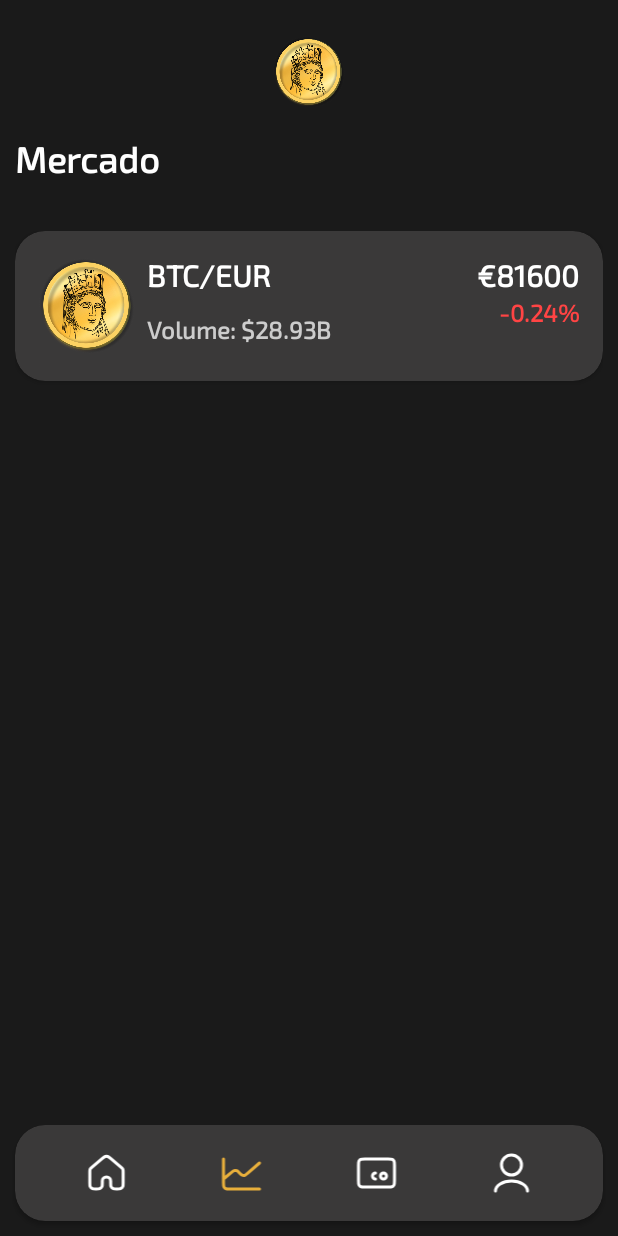
After one commit to Tyche-App-Development/Tyche-App, an Android app: the CoinCardFragment screen opened directly, with no data from a screen before it, on a phone screen of 412 x 824 dp. The commit adds this screen. Run offline under Robolectric (Android 15) with nearby library versions, the phone set to English and light mode, and no system bars.

Commit message:
small nav menu correction, coin card fragment creation, market coin list page created

```diff
--- /dev/null
+++ b/app/src/main/java/com/example/tyche/CoinCardFragment.kt
@@ -0,0 +1,59 @@
+package com.example.tyche
+
+import android.os.Bundle
+import androidx.fragment.app.Fragment
+import android.view.LayoutInflater
+import android.view.View
+import android.view.ViewGroup
+
+// TODO: Rename parameter arguments, choose names that match
+// the fragment initialization parameters, e.g. ARG_ITEM_NUMBER
+private const val ARG_PARAM1 = "param1"
+private const val ARG_PARAM2 = "param2"
+
+/**
+ * A simple [Fragment] subclass.
+ * Use the [CoinCardFragment.newInstance] factory method to
+ * create an instance of this fragment.
+ */
+class CoinCardFragment : Fragment() {
+    // TODO: Rename and change types of parameters
+    private var param1: String? = null
+    private var param2: String? = null
+
+    override fun onCreate(savedInstanceState: Bundle?) {
+        super.onCreate(savedInstanceState)
+        arguments?.let {
+            param1 = it.getString(ARG_PARAM1)
+            param2 = it.getString(ARG_PARAM2)
+        }
+    }
+
+    override fun onCreateView(
+        inflater: LayoutInflater, container: ViewGroup?,
+        savedInstanceState: Bundle?
+    ): View? {
+        // Inflate the layout for this fragment
+        return inflater.inflate(R.layout.fragment_coin_card, container, false)
+    }
+
+    companion object {
+        /**
+         * Use this factory method to create a new instance of
+         * this fragment using the provided parameters.
+         *
+         * @param param1 Parameter 1.
+         * @param param2 Parameter 2.
+         * @return A new instance of fragment CoinCardFragment.
+         */
+        // TODO: Rename and change types and number of parameters
+        @JvmStatic
+        fun newInstance(param1: String, param2: String) =
+            CoinCardFragment().apply {
+                arguments = Bundle().apply {
+                    putString(ARG_PARAM1, param1)
+                    putString(ARG_PARAM2, param2)
+                }
+            }
+    }
+}
--- /dev/null
+++ b/app/src/main/java/com/example/tyche/CoinMarketActivity.kt
@@ -0,0 +1,31 @@
+package com.example.tyche
+
+import android.os.Bundle
+import androidx.activity.enableEdgeToEdge
+import androidx.appcompat.app.AppCompatActivity
+import androidx.core.view.ViewCompat
+import androidx.core.view.WindowInsetsCompat
+
+class CoinMarketActivity : AppCompatActivity() {
+    override fun onCreate(savedInstanceState: Bundle?) {
+        super.onCreate(savedInstanceState)
+        enableEdgeToEdge()
+        setContentView(R.layout.activity_coin_market)
+        ViewCompat.setOnApplyWindowInsetsListener(findViewById(R.id.main)) { v, insets ->
+            val systemBars = insets.getInsets(WindowInsetsCompat.Type.systemBars())
+            v.setPadding(systemBars.left, systemBars.top, systemBars.right, systemBars.bottom)
+            insets
+        }
+
+        val coinCardFragment = CoinCardFragment()
+        val navFragment = NavMenuFragment()
+        val bundle = Bundle()
+        bundle.putString("selected_button", "coin_list")
+        navFragment.arguments = bundle
+
+        supportFragmentManager.beginTransaction()
+            .replace(R.id.navigation, navFragment)
+            .replace(R.id.coin_card, coinCardFragment)
+            .commit()
+    }
+}
--- a/app/src/main/java/com/example/tyche/MainActivity.kt
+++ b/app/src/main/java/com/example/tyche/MainActivity.kt
@@ -30,6 +30,7 @@ class MainActivity : AppCompatActivity() {
 
 
         val navFragment = NavMenuFragment()
+        val coinCardFragment = CoinCardFragment()
         val bundle = Bundle()
         bundle.putString("selected_button", "home")
         navFragment.arguments = bundle
@@ -52,10 +53,9 @@ class MainActivity : AppCompatActivity() {
             }
         })
 
-
-
         supportFragmentManager.beginTransaction()
             .replace(R.id.navigation, navFragment)
+            .replace(R.id.coin_card, coinCardFragment)
             .commit()
     }
 }
--- a/app/src/main/java/com/example/tyche/NavMenuFragment.kt
+++ b/app/src/main/java/com/example/tyche/NavMenuFragment.kt
@@ -80,7 +80,7 @@ class NavMenuFragment : Fragment() {
             startActivity(intent)
         }
         coinListButton.setOnClickListener {
-            val intent = Intent(requireContext(), MainActivity::class.java)
+            val intent = Intent(requireContext(), CoinMarketActivity::class.java)
             startActivity(intent)
         }
         walletButton.setOnClickListener {
--- a/app/src/main/java/com/example/tyche/api/ServiceBuilder.kt
+++ b/app/src/main/java/com/example/tyche/api/ServiceBuilder.kt
@@ -4,7 +4,7 @@ import retrofit2.Retrofit
 import retrofit2.converter.gson.GsonConverterFactory
 
 object ServiceBuilder {
-    private const val BASE_URL = "http://192.168.0.135:3001/api/auth/"
+    private const val BASE_URL = "http://192.168.1.13:3001/api/auth/"
 
     private val retrofit = Retrofit.Builder()
         .baseUrl(BASE_URL)
--- /dev/null
+++ b/app/src/main/res/layout/activity_coin_market.xml
@@ -0,0 +1,58 @@
+<RelativeLayout xmlns:android="http://schemas.android.com/apk/res/android"
+    xmlns:app="http://schemas.android.com/apk/res-auto"
+    android:id="@+id/main"
+    android:layout_width="match_parent"
+    android:layout_height="match_parent"
+    android:background="#1A1A1A">
+
+    <!-- Top Logo -->
+    <ImageView
+        android:id="@+id/logoImage"
+        android:layout_width="48dp"
+        android:layout_height="48dp"
+        android:layout_centerHorizontal="true"
+        android:src="@drawable/logo"
+        android:layout_marginTop="24dp"/>
+
+    <TextView
+        android:layout_width="match_parent"
+        android:layout_height="wrap_content"
+        android:fontFamily="@font/exo_2"
+        android:text="Mercado"
+        android:textColor="@android:color/white"
+        android:textSize="24sp"
+        android:textStyle="bold"
+        android:layout_below="@+id/logoImage"
+        android:paddingHorizontal="10dp"
+        android:layout_marginTop="18dp"/>
+
+    <ScrollView
+        android:layout_width="match_parent"
+        android:layout_height="wrap_content"
+        android:layout_marginTop="120dp">
+        <LinearLayout
+            android:layout_width="match_parent"
+            android:layout_height="wrap_content"
+            android:gravity="center_horizontal"
+            android:orientation="vertical"
+            android:padding="10dp"
+            android:layout_marginTop="24dp">
+
+            <FrameLayout
+                android:id="@+id/coin_card"
+                android:layout_width="match_parent"
+                android:layout_height="wrap_content"
+                android:layout_gravity="bottom"
+                android:layout_marginBottom="0dp" />
+        </LinearLayout>
+    </ScrollView>
+
+    <FrameLayout
+        android:id="@+id/navigation"
+        android:layout_width="match_parent"
+        android:layout_height="wrap_content"
+        android:layout_alignParentBottom="true"
+        android:layout_gravity="bottom"
+        android:layout_marginBottom="0dp" />
+
+</RelativeLayout>
--- a/app/src/main/res/layout/activity_main.xml
+++ b/app/src/main/res/layout/activity_main.xml
@@ -117,81 +117,12 @@
                 android:textSize="24sp"
                 android:textStyle="bold" />
 
-            <androidx.cardview.widget.CardView
+            <FrameLayout
+                android:id="@+id/coin_card"
                 android:layout_width="match_parent"
-                android:layout_height="100dp"
-                android:layout_marginBottom="16dp"
-                android:backgroundTint="#3A3939"
-                android:gravity="center"
-                app:cardCornerRadius="20dp">
-                <!-- BTC Card -->
-                <LinearLayout
-                    android:layout_width="match_parent"
-                    android:layout_height="match_parent"
-                    android:gravity="center_vertical"
-                    android:orientation="horizontal"
-                    android:padding="16dp">
-
-                    <ImageView
-                        android:layout_width="64dp"
-                        android:layout_height="64dp"
-                        android:layout_marginEnd="8dp"
-                        android:src="@drawable/logo" />
-
-                    <LinearLayout
-                        android:layout_width="0dp"
-                        android:layout_height="match_parent"
-                        android:layout_weight="1"
-                        android:orientation="vertical">
-
-                        <TextView
-                            android:layout_width="wrap_content"
-                            android:layout_height="0dp"
-                            android:layout_marginBottom="10dp"
-                            android:layout_weight="1"
-                            android:fontFamily="@font/exo_2"
-                            android:text="BTC/EUR"
-                            android:textColor="#FFFFFF"
-                            android:textSize="20sp"
-                            android:textStyle="bold" />
-
-                        <TextView
-                            android:layout_width="wrap_content"
-                            android:layout_height="0dp"
-                            android:layout_weight="1"
-                            android:fontFamily="@font/exo_2"
-                            android:text="Volume: $28.93B"
-                            android:textColor="#CCCCCC"
-                            android:textSize="16sp"
-                            android:textStyle="bold" />
-                    </LinearLayout>
-
-                    <LinearLayout
-                        android:layout_width="wrap_content"
-                        android:layout_height="match_parent"
-                        android:gravity="end"
-                        android:orientation="vertical">
-
-                        <TextView
-                            android:layout_width="wrap_content"
-                            android:layout_height="wrap_content"
-                            android:fontFamily="@font/exo_2"
-                            android:text="€81600"
-                            android:textColor="#FFFFFF"
-                            android:textSize="20sp"
-                            android:textStyle="bold" />
-
-                        <TextView
-                            android:layout_width="wrap_content"
-                            android:layout_height="wrap_content"
-                            android:fontFamily="@font/exo_2"
-                            android:text="-0.24%"
-                            android:textColor="#FF4444"
-                            android:textSize="16sp"
-                            android:textStyle="bold" />
-                    </LinearLayout>
-                </LinearLayout>
-            </androidx.cardview.widget.CardView>
+                android:layout_height="wrap_content"
+                android:layout_gravity="bottom"
+                android:layout_marginBottom="0dp" />
         </LinearLayout>
 
     </ScrollView>
--- a/app/src/main/res/layout/activity_profile.xml
+++ b/app/src/main/res/layout/activity_profile.xml
@@ -258,7 +258,7 @@
     <FrameLayout
         android:id="@+id/navigation"
         android:layout_width="match_parent"
-        android:layout_height="74dp"
+        android:layout_height="wrap_content"
         android:layout_alignParentBottom="true"
         android:layout_gravity="bottom"
         android:layout_marginBottom="0dp" />
--- /dev/null
+++ b/app/src/main/res/layout/fragment_coin_card.xml
@@ -0,0 +1,86 @@
+<?xml version="1.0" encoding="utf-8"?>
+<FrameLayout xmlns:android="http://schemas.android.com/apk/res/android"
+    xmlns:tools="http://schemas.android.com/tools"
+    xmlns:app="http://schemas.android.com/apk/res-auto"
+    android:layout_width="match_parent"
+    android:layout_height="match_parent"
+    tools:context=".CoinCardFragment">
+
+    <androidx.cardview.widget.CardView
+        android:layout_width="match_parent"
+        android:layout_height="100dp"
+        android:layout_marginBottom="16dp"
+        android:backgroundTint="#3A3939"
+        android:gravity="center"
+        app:cardCornerRadius="20dp">
+        <!-- BTC Card -->
+        <LinearLayout
+            android:layout_width="match_parent"
+            android:layout_height="match_parent"
+            android:gravity="center_vertical"
+            android:orientation="horizontal"
+            android:padding="16dp">
+
+            <ImageView
+                android:layout_width="64dp"
+                android:layout_height="64dp"
+                android:layout_marginEnd="8dp"
+                android:src="@drawable/logo" />
+
+            <LinearLayout
+                android:layout_width="0dp"
+                android:layout_height="match_parent"
+                android:layout_weight="1"
+                android:orientation="vertical">
+
+                <TextView
+                    android:layout_width="wrap_content"
+                    android:layout_height="0dp"
+                    android:layout_marginBottom="10dp"
+                    android:layout_weight="1"
+                    android:fontFamily="@font/exo_2"
+                    android:text="BTC/EUR"
+                    android:textColor="#FFFFFF"
+                    android:textSize="20sp"
+                    android:textStyle="bold" />
+
+                <TextView
+                    android:layout_width="wrap_content"
+                    android:layout_height="0dp"
+                    android:layout_weight="1"
+                    android:fontFamily="@font/exo_2"
+                    android:text="Volume: $28.93B"
+                    android:textColor="#CCCCCC"
+                    android:textSize="16sp"
+                    android:textStyle="bold" />
+            </LinearLayout>
+
+            <LinearLayout
+                android:layout_width="wrap_content"
+                android:layout_height="match_parent"
+                android:gravity="end"
+                android:orientation="vertical">
+
+                <TextView
+                    android:layout_width="wrap_content"
+                    android:layout_height="wrap_content"
+                    android:fontFamily="@font/exo_2"
+                    android:text="€81600"
+                    android:textColor="#FFFFFF"
+                    android:textSize="20sp"
+                    android:textStyle="bold" />
+
+                <TextView
+                    android:layout_width="wrap_content"
+                    android:layout_height="wrap_content"
+                    android:fontFamily="@font/exo_2"
+                    android:text="-0.24%"
+                    android:textColor="#FF4444"
+                    android:textSize="16sp"
+                    android:textStyle="bold" />
+            </LinearLayout>
+        </LinearLayout>
+    </androidx.cardview.widget.CardView>
+
+
+</FrameLayout>
```
Also changed, not shown: app/src/main/AndroidManifest.xml (+7 -5 lines).
